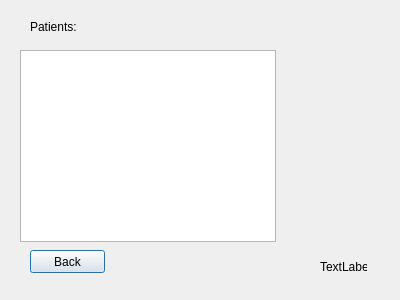
Qt form courses/prog_base_3/project/ClinicsManagementSystem/maindoctorpatients.ui (KarinaChumak/KPIrepository) before a commit.
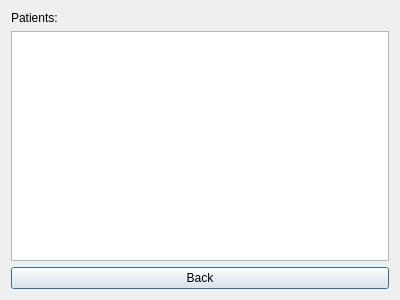
The same form after that commit.

Patch:
```diff
--- a/courses/prog_base_3/project/ClinicsManagementSystem/maindoctorpatients.ui
+++ b/courses/prog_base_3/project/ClinicsManagementSystem/maindoctorpatients.ui
@@ -13,55 +13,25 @@
   <property name="windowTitle">
    <string>Dialog</string>
   </property>
+  <layout class="QGridLayout" name="gridLayout">
+   <item row="0" column="0">
   <widget class="QLabel" name="label">
-   <property name="geometry">
-    <rect>
-     <x>30</x>
-     <y>20</y>
-     <width>47</width>
-     <height>13</height>
-    </rect>
-   </property>
    <property name="text">
     <string>Patients:</string>
    </property>
   </widget>
-  <widget class="QLabel" name="label_2">
-   <property name="geometry">
-    <rect>
-     <x>320</x>
-     <y>260</y>
-     <width>47</width>
-     <height>13</height>
-    </rect>
-   </property>
-   <property name="text">
-    <string>TextLabel</string>
-   </property>
-  </widget>
+   </item>
+   <item row="2" column="0">
   <widget class="QPushButton" name="pushButton_back">
-   <property name="geometry">
-    <rect>
-     <x>30</x>
-     <y>250</y>
-     <width>75</width>
-     <height>23</height>
-    </rect>
-   </property>
    <property name="text">
     <string>Back</string>
    </property>
   </widget>
-  <widget class="QTableView" name="tableView">
-   <property name="geometry">
-    <rect>
-     <x>20</x>
-     <y>50</y>
-     <width>256</width>
-     <height>192</height>
-    </rect>
-   </property>
-  </widget>
+   </item>
+   <item row="1" column="0">
+    <widget class="QTableView" name="tableView"/>
+   </item>
+  </layout>
  </widget>
  <resources/>
  <connections/>
```
Lines whose indentation alone changed are shown as unchanged.
